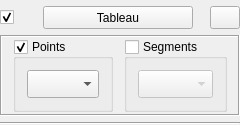
AdelKS/ZeGrapher, file Widgets/datawidget.ui: the form before one commit.
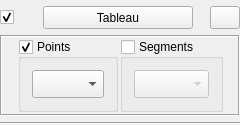
The form after the commit. Icons and pictures are not drawn.

Diff of the .ui file:
```diff
--- a/Widgets/datawidget.ui
+++ b/Widgets/datawidget.ui
@@ -228,19 +228,6 @@
         </layout>
        </widget>
       </item>
-      <item>
-       <spacer name="horizontalSpacer_5">
-        <property name="orientation">
-         <enum>Qt::Horizontal</enum>
-        </property>
-        <property name="sizeHint" stdset="0">
-         <size>
-          <width>3</width>
-          <height>20</height>
-         </size>
-        </property>
-       </spacer>
-      </item>
       <item>
        <widget class="QGroupBox" name="drawSegments">
         <property name="title">
```
Left out of the diff: 2 changed lines with no effect on the pictures.
